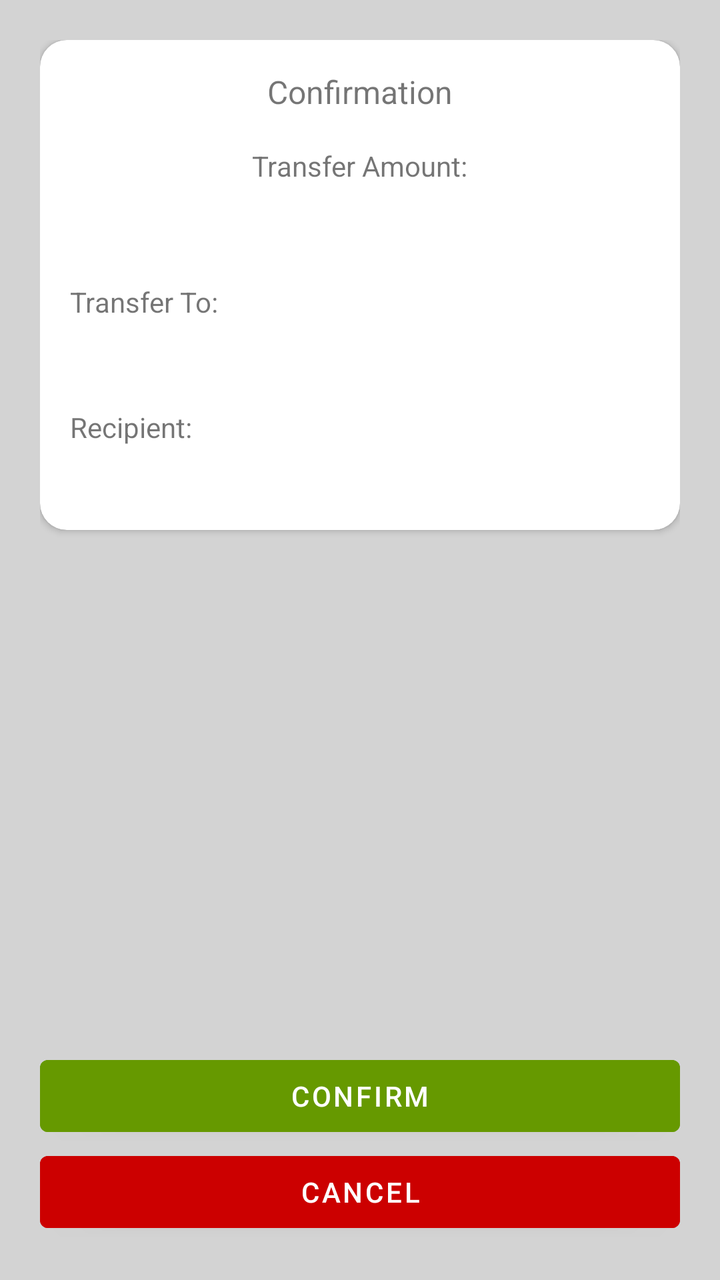
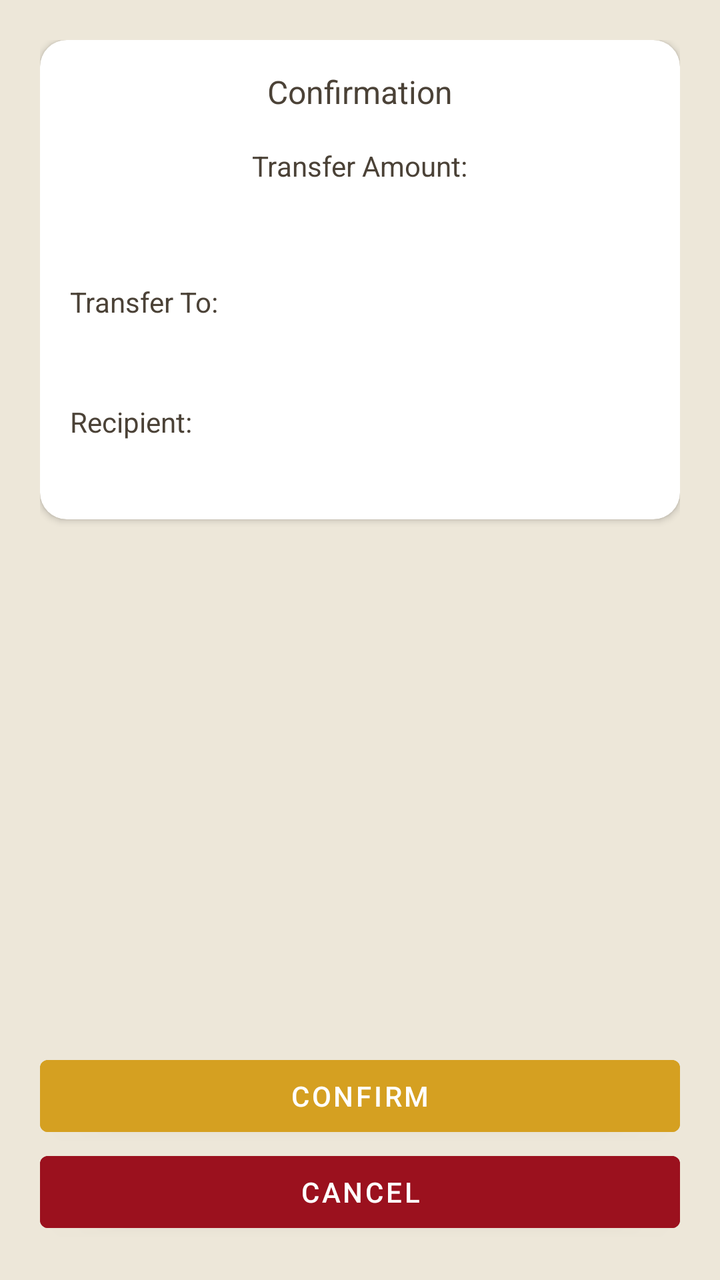

An Android layout rendered at two revisions. The XML below is the earlier revision; the diff shows what the commit changed to produce the second picture.
<!-- AndroidManifest.xml: application theme Theme.BusScanner -->
<!-- res/layout/activity_confirmation.xml -->
<?xml version="1.0" encoding="utf-8"?>
<LinearLayout xmlns:android="http://schemas.android.com/apk/res/android"
    xmlns:app="http://schemas.android.com/apk/res-auto"
    xmlns:tools="http://schemas.android.com/tools"
    android:layout_width="match_parent"
    android:layout_height="match_parent"
    android:orientation="vertical"
    android:padding="20dp"
    android:background="@color/lighgray"
    tools:context=".Confirmation">

    <androidx.cardview.widget.CardView
        android:layout_width="match_parent"
        android:layout_height="wrap_content"
        app:cardCornerRadius="40px"
        app:contentPadding="15dp">

        <LinearLayout
            android:layout_width="match_parent"
            android:layout_height="match_parent"
            android:orientation="vertical">

            <TextView
                android:layout_width="wrap_content"
                android:layout_height="wrap_content"
                android:layout_gravity="center"
                android:textSize="16dp"
                android:text="Confirmation"/>

            <TextView
                android:layout_width="wrap_content"
                android:layout_height="wrap_content"
                android:layout_marginTop="50px"
                android:layout_gravity="center"
                android:text="Transfer Amount:"/>

            <TextView
                android:id="@+id/amount"
                android:layout_width="wrap_content"
                android:layout_height="wrap_content"
                android:layout_gravity="center"
                android:textSize="24dp"
                android:text=""/>

            <TextView
                android:layout_width="wrap_content"
                android:layout_height="wrap_content"
                android:layout_marginTop="50px"
                android:text="Transfer To:"/>

            <TextView
                android:id="@+id/channel"
                android:layout_width="wrap_content"
                android:layout_height="wrap_content"
                android:textSize="20dp"
                android:layout_marginStart="30px"
                android:text=""/>

            <TextView
                android:layout_width="wrap_content"
                android:layout_height="wrap_content"
                android:layout_marginTop="50px"
                android:text="Recipient:"/>

            <TextView
                android:id="@+id/rec"
                android:layout_width="wrap_content"
                android:layout_height="wrap_content"
                android:textSize="20dp"
                android:layout_marginStart="30px"
                android:text=""/>

        </LinearLayout>
    </androidx.cardview.widget.CardView>


    <LinearLayout
        android:layout_width="match_parent"
        android:layout_height="match_parent"
        android:gravity="bottom"
        android:orientation="vertical">

        <Button
            android:id="@+id/confirm"
            android:layout_width="match_parent"
            android:layout_height="wrap_content"
            android:backgroundTint="@android:color/holo_green_dark"
            android:text="Confirm"/>

        <Button
            android:id="@+id/cancel"
            android:layout_width="match_parent"
            android:layout_height="wrap_content"
            android:backgroundTint="@android:color/holo_red_dark"
            android:text="Cancel"/>


    </LinearLayout>
</LinearLayout>
<!-- resources referenced by this layout -->
<resources>
  <color name="lighgray">#FFD3D3D3</color>
  <style name="Theme.BusScanner" parent="Theme.MaterialComponents.DayNight.NoActionBar">
          
          <item name="colorPrimary">@color/goldenrod</item>
          <item name="colorPrimaryVariant">@color/dim_gray</item>
          <item name="colorOnPrimary">@color/white</item>
          
          <item name="colorSecondary">@color/goldenrod</item>
          <item name="colorSecondaryVariant">@color/teal_700</item>
          <item name="colorOnSecondary">@color/black</item>
          
          <item name="android:statusBarColor">?attr/colorPrimaryVariant</item>
          
  
      </style>
  <color name="goldenrod">#D5A021</color>
  <color name="dim_gray">#736B60</color>
  <color name="white">#FFFFFFFF</color>
  <color name="teal_700">#FF018786</color>
  <color name="black">#FF000000</color>
</resources>

<!-- the commit's change to res/layout/activity_confirmation.xml (unified diff, before → after) -->
@@ -6,7 +6,7 @@
     android:layout_height="match_parent"
     android:orientation="vertical"
     android:padding="20dp"
-    android:background="@color/lighgray"
+    android:background="@color/alabaster"
     tools:context=".Confirmation">
 
     <androidx.cardview.widget.CardView
@@ -24,51 +24,59 @@
                 android:layout_width="wrap_content"
                 android:layout_height="wrap_content"
                 android:layout_gravity="center"
-                android:textSize="16dp"
-                android:text="Confirmation"/>
+                android:textSize="16sp"
+                android:text="Confirmation"
+                android:textColor="@color/taupe"/>
 
             <TextView
                 android:layout_width="wrap_content"
                 android:layout_height="wrap_content"
                 android:layout_marginTop="50px"
                 android:layout_gravity="center"
-                android:text="Transfer Amount:"/>
+                android:text="Transfer Amount:"
+                android:textColor="@color/taupe"/>
 
             <TextView
                 android:id="@+id/amount"
                 android:layout_width="wrap_content"
                 android:layout_height="wrap_content"
                 android:layout_gravity="center"
-                android:textSize="24dp"
-                android:text=""/>
+                android:textSize="24sp"
+                android:text=""
+                android:textColor="@color/dim_gray"
+                android:textStyle="bold"/>
 
             <TextView
                 android:layout_width="wrap_content"
                 android:layout_height="wrap_content"
                 android:layout_marginTop="50px"
-                android:text="Transfer To:"/>
+                android:text="Transfer To:"
+                android:textColor="@color/taupe"/>
 
             <TextView
                 android:id="@+id/channel"
                 android:layout_width="wrap_content"
                 android:layout_height="wrap_content"
-                android:textSize="20dp"
+                android:textSize="18sp"
                 android:layout_marginStart="30px"
-                android:text=""/>
+                android:text=""
+                android:textColor="@color/dim_gray"/>
 
             <TextView
                 android:layout_width="wrap_content"
                 android:layout_height="wrap_content"
                 android:layout_marginTop="50px"
-                android:text="Recipient:"/>
+                android:text="Recipient:"
+                android:textColor="@color/taupe"/>
 
             <TextView
                 android:id="@+id/rec"
                 android:layout_width="wrap_content"
                 android:layout_height="wrap_content"
-                android:textSize="20dp"
+                android:textSize="18sp"
                 android:layout_marginStart="30px"
-                android:text=""/>
+                android:text=""
+                android:textColor="@color/dim_gray"/>
 
         </LinearLayout>
     </androidx.cardview.widget.CardView>
@@ -84,16 +92,15 @@
             android:id="@+id/confirm"
             android:layout_width="match_parent"
             android:layout_height="wrap_content"
-            android:backgroundTint="@android:color/holo_green_dark"
+            android:backgroundTint="@color/goldenrod"
             android:text="Confirm"/>
 
         <Button
             android:id="@+id/cancel"
             android:layout_width="match_parent"
             android:layout_height="wrap_content"
-            android:backgroundTint="@android:color/holo_red_dark"
+            android:backgroundTint="@color/ruby"
             android:text="Cancel"/>
-
 
     </LinearLayout>
 </LinearLayout>
<!-- resource entries referenced after the edit -->
@@ -1,6 +1,6 @@
 <!-- resources referenced by this layout -->
 <resources>
-  <color name="lighgray">#FFD3D3D3</color>
+  <color name="alabaster">#EDE7D9</color>
   <style name="Theme.BusScanner" parent="Theme.MaterialComponents.DayNight.NoActionBar">
           
           <item name="colorPrimary">@color/goldenrod</item>
@@ -16,6 +16,8 @@
   
       </style>
   <color name="goldenrod">#D5A021</color>
+  <color name="ruby">#9B111E</color>
+  <color name="taupe">#4B4237</color>
   <color name="dim_gray">#736B60</color>
   <color name="white">#FFFFFFFF</color>
   <color name="teal_700">#FF018786</color>
